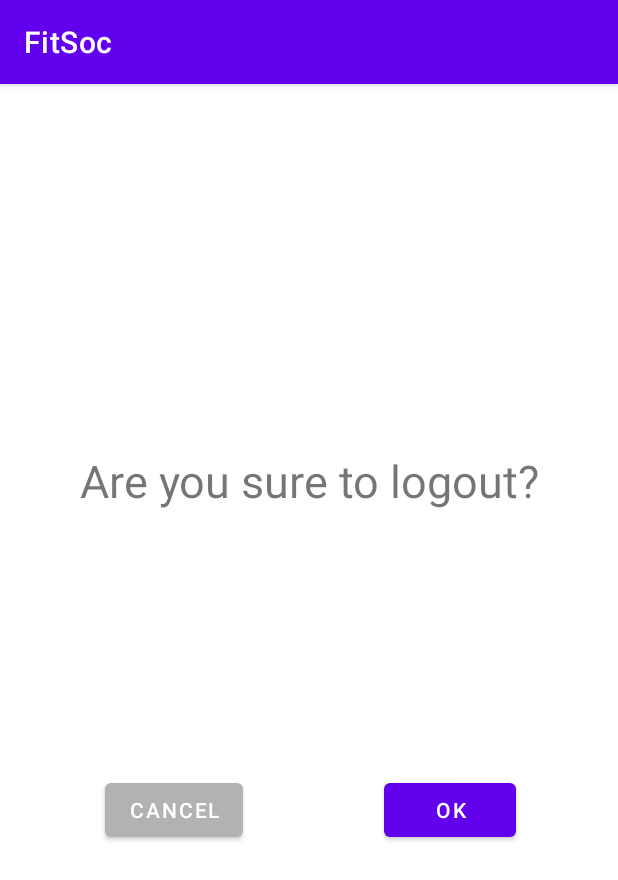
After one commit to theresa0318/fitness, an Android app: the fragment LogoutFragment shown on its own in the app's theme, on a phone screen of 412 x 824 dp. The commit adds this screen. Shown: the top 880 px of the screen. Run offline under Robolectric (Android 15) with nearby library versions, the phone set to English and light mode, and no system bars; our stand-ins replace Firebase (no records; nobody signed in at launch, a user with empty details on screens opened directly).

Commit message:
[Completed] logout function.

```diff
--- a/app/src/main/java/com/example/fitsoc/NavigationActivity.java
+++ b/app/src/main/java/com/example/fitsoc/NavigationActivity.java
@@ -33,7 +33,7 @@ public class NavigationActivity extends AppCompatActivity {
         NavigationView navigationView = binding.navView;
         // Passing each menu ID as a set of Ids because each
         // menu should be considered as top level destinations.
-        mAppBarConfiguration = new AppBarConfiguration.Builder(R.id.nav_run, R.id.nav_community, R.id.nav_calorie, R.id.nav_history, R.id.nav_profile, R.id.nav_settings)
+        mAppBarConfiguration = new AppBarConfiguration.Builder(R.id.nav_run, R.id.nav_community, R.id.nav_calorie, R.id.nav_history, R.id.nav_profile, R.id.nav_settings, R.id.nav_logout)
                 .setDrawerLayout(drawer)
                 .build();
         NavController navController = Navigation.findNavController(this, R.id.nav_host_fragment_content_navigation);
--- /dev/null
+++ b/app/src/main/java/com/example/fitsoc/ui/logout/LogoutFragment.java
@@ -0,0 +1,67 @@
+package com.example.fitsoc.ui.logout;
+
+import static android.content.ContentValues.TAG;
+import static android.view.View.GONE;
+
+import android.content.Intent;
+import android.os.Bundle;
+import android.util.Log;
+import android.view.LayoutInflater;
+import android.view.View;
+import android.view.ViewGroup;
+import android.widget.Button;
+import android.widget.ProgressBar;
+import android.widget.RadioButton;
+import android.widget.Toast;
+
+import androidx.fragment.app.Fragment;
+
+import com.example.fitsoc.FrontPageActivity;
+import com.example.fitsoc.NavigationActivity;
+import com.example.fitsoc.R;
+import com.example.fitsoc.ui.login.LoginActivity;
+import com.google.firebase.auth.FirebaseAuth;
+
+public class LogoutFragment extends Fragment{
+
+    private Button logoutCancel, logoutOk;
+    private FirebaseAuth mAuth;
+    private ProgressBar loadingProgressBar;
+
+    @Override
+    public View onCreateView(LayoutInflater inflater, ViewGroup container,
+                             Bundle savedInstanceState) {
+        // Inflate the layout for this fragment
+        View logoutView = inflater.inflate(R.layout.fragment_logout, container, false);
+
+        mAuth = FirebaseAuth.getInstance();
+        loadingProgressBar = logoutView.findViewById(R.id.loading);
+        logoutCancel = logoutView.findViewById(R.id.logout_cancel);
+        logoutOk = logoutView.findViewById(R.id.logout_ok);
+        logoutCancel.setOnClickListener(new View.OnClickListener() {
+            @Override
+            public void onClick(View v) {
+                startActivity(new Intent(getActivity(), NavigationActivity.class));
+            }
+        });
+        logoutOk.setOnClickListener(new View.OnClickListener() {
+            @Override
+            public void onClick(View v) {
+                logout();
+            }
+        });
+
+        return logoutView;
+    }
+
+    private void logout() {
+        loadingProgressBar.setVisibility(View.VISIBLE);
+        mAuth.signOut();
+        Toast.makeText(getActivity(), "You have logged out successfully!",
+                Toast.LENGTH_SHORT).show();
+        loadingProgressBar.setVisibility(GONE);
+        startActivity(new Intent(getActivity(), FrontPageActivity.class));
+    }
+
+
+}
--- /dev/null
+++ b/app/src/main/res/layout/fragment_logout.xml
@@ -0,0 +1,76 @@
+<?xml version="1.0" encoding="utf-8"?>
+<androidx.constraintlayout.widget.ConstraintLayout xmlns:android="http://schemas.android.com/apk/res/android"
+    xmlns:tools="http://schemas.android.com/tools"
+    android:layout_width="match_parent"
+    android:layout_height="match_parent"
+    xmlns:app="http://schemas.android.com/apk/res-auto">
+
+    <TextView
+        android:id="@+id/text_gender"
+        android:layout_width="match_parent"
+        android:layout_height="wrap_content"
+        android:layout_marginStart="28dp"
+        android:layout_marginTop="244dp"
+        android:layout_marginEnd="28dp"
+        android:gravity="center"
+        android:text="Are you sure to logout?"
+        android:textSize="30sp"
+        app:layout_constraintEnd_toEndOf="parent"
+        app:layout_constraintHorizontal_bias="0.0"
+        app:layout_constraintStart_toStartOf="parent"
+        app:layout_constraintTop_toTopOf="parent"
+        tools:ignore="HardcodedText,MissingConstraints" />
+
+    <Button
+        android:id="@+id/logout_cancel"
+        android:layout_width="wrap_content"
+        android:layout_height="wrap_content"
+        android:layout_gravity="start"
+        android:layout_marginStart="24dp"
+        android:layout_marginLeft="24dp"
+        android:layout_marginEnd="24dp"
+        android:layout_marginRight="24dp"
+        android:layout_marginBottom="260dp"
+        android:text="Cancel"
+        android:onClick="onClick"
+        app:backgroundTint="#B3B2B2"
+        app:layout_constraintBottom_toBottomOf="parent"
+        app:layout_constraintEnd_toEndOf="parent"
+        app:layout_constraintHorizontal_bias="0.17"
+        app:layout_constraintStart_toStartOf="parent"
+        tools:ignore="HardcodedText,UsingOnClickInXml" />
+
+    <Button
+        android:id="@+id/logout_ok"
+        android:layout_width="wrap_content"
+        android:layout_height="wrap_content"
+        android:layout_gravity="start"
+        android:layout_marginStart="24dp"
+        android:layout_marginLeft="24dp"
+        android:layout_marginEnd="24dp"
+        android:layout_marginRight="24dp"
+        android:layout_marginBottom="260dp"
+        android:text="OK"
+        android:onClick="onClick"
+        app:layout_constraintBottom_toBottomOf="parent"
+        app:layout_constraintEnd_toEndOf="parent"
+        app:layout_constraintHorizontal_bias="0.84"
+        app:layout_constraintStart_toStartOf="parent"
+        tools:ignore="HardcodedText,UsingOnClickInXml" />
+
+    <ProgressBar
+        android:id="@+id/loading"
+        android:visibility="gone"
+        android:layout_width="wrap_content"
+        android:layout_height="wrap_content"
+        android:layout_gravity="center"
+        android:layout_marginStart="32dp"
+        android:layout_marginTop="64dp"
+        android:layout_marginEnd="32dp"
+        android:layout_marginBottom="64dp"
+        app:layout_constraintBottom_toBottomOf="parent"
+        app:layout_constraintTop_toTopOf="parent"
+        app:layout_constraintVertical_bias="0.3"
+        tools:ignore="MissingConstraints" />
+
+</androidx.constraintlayout.widget.ConstraintLayout>
--- a/app/src/main/res/menu/activity_navigation_drawer_drawer.xml
+++ b/app/src/main/res/menu/activity_navigation_drawer_drawer.xml
@@ -28,5 +28,9 @@
             android:id="@+id/nav_settings"
             android:icon="@drawable/setting_icon"
             android:title="@string/menu_settings" />
+        <item
+            android:id="@+id/nav_logout"
+            android:icon="@drawable/logout_icon"
+            android:title="Logout" />
     </group>
 </menu>
--- a/app/src/main/res/navigation/mobile_navigation.xml
+++ b/app/src/main/res/navigation/mobile_navigation.xml
@@ -41,4 +41,10 @@
         android:label="@string/menu_settings"
         tools:layout="@layout/fragment_settings" />
 
+    <fragment
+        android:id="@+id/nav_logout"
+        android:name="com.example.fitsoc.ui.logout.LogoutFragment"
+        android:label="Logout"
+        tools:layout="@layout/fragment_logout" />
+
 </navigation>
```
Also changed, not shown: app/src/main/res/drawable/logout_icon.png (added).
